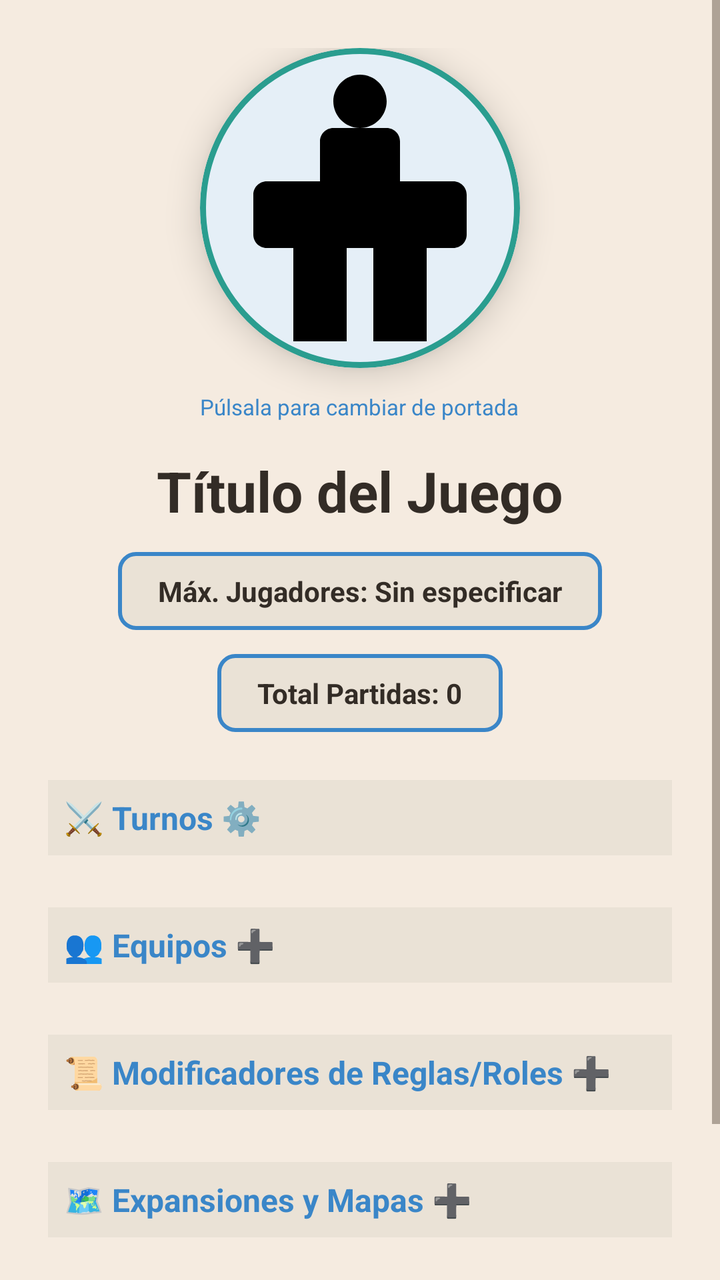
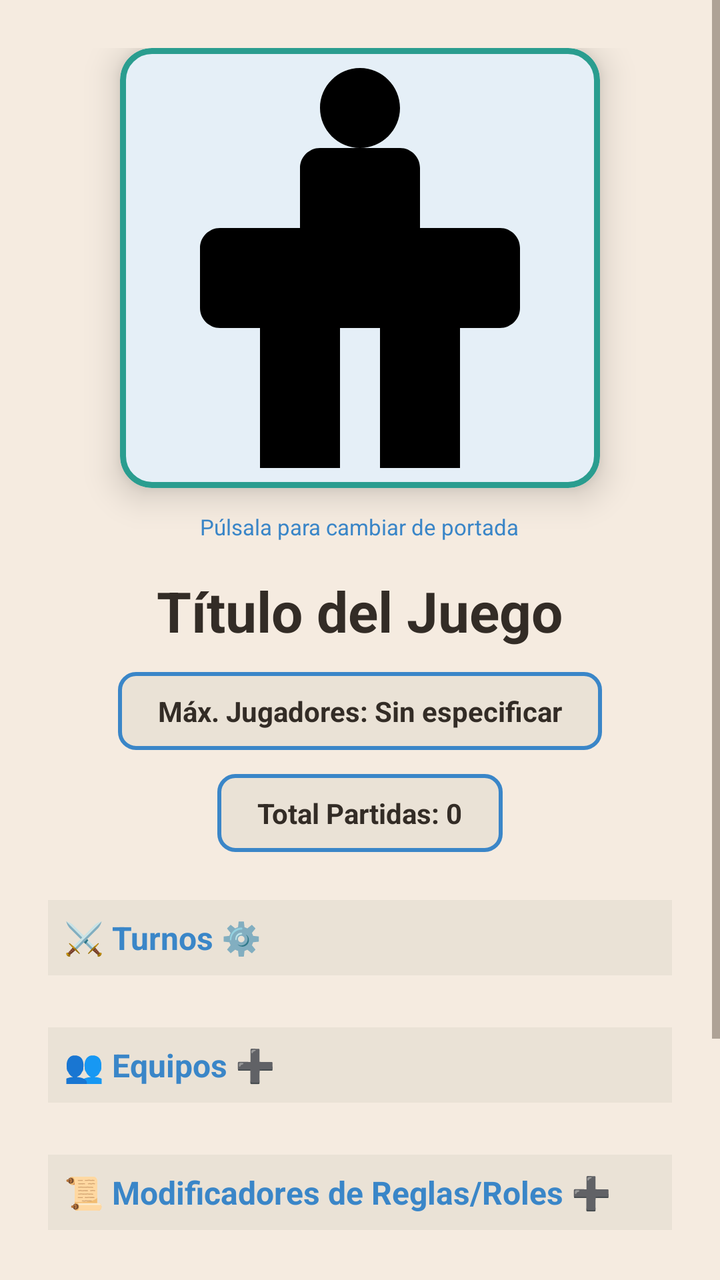

Screens rendered from an Android XML layout before and after an edit, with the pre-edit source and the edit as a unified diff.
<!-- AndroidManifest.xml: application theme Theme.MeepleForce -->
<!-- res/layout/fragment_game_detail.xml -->
<?xml version="1.0" encoding="utf-8"?>
<ScrollView xmlns:android="http://schemas.android.com/apk/res/android"
    xmlns:app="http://schemas.android.com/apk/res-auto"
    android:layout_width="match_parent"
    android:layout_height="match_parent"
    android:fillViewport="true"
    android:overScrollMode="never">

    <LinearLayout
        android:layout_width="match_parent"
        android:layout_height="wrap_content"
        android:orientation="vertical"
        android:padding="24dp"
        android:background="?attr/android:windowBackground"
        android:gravity="center_horizontal">

        
        <com.google.android.material.card.MaterialCardView
            android:layout_width="160dp"
            android:layout_height="160dp"
            app:cardCornerRadius="80dp"
            app:cardElevation="10dp"
            app:strokeWidth="3dp"
            app:strokeColor="?attr/colorSecondary"
            android:layout_marginBottom="12dp"
            android:clickable="true"
            android:focusable="true"
            android:foreground="?android:attr/selectableItemBackground">

            <ImageView
                android:id="@+id/ivGameDetailImage"
                android:layout_width="match_parent"
                android:layout_height="match_parent"
                android:scaleType="centerCrop"
                android:src="@drawable/ic_meeple"
                app:tint="?attr/colorPrimary"
                app:tintMode="multiply"/>
        </com.google.android.material.card.MaterialCardView>

        <TextView
            android:layout_width="wrap_content"
            android:layout_height="wrap_content"
            android:text="Púlsala para cambiar de portada"
            android:textSize="11sp"
            android:textColor="?attr/colorPrimary"
            android:layout_marginBottom="16dp"/>

        <TextView
            android:id="@+id/tvGameTitleDetail"
            android:layout_width="wrap_content"
            android:layout_height="wrap_content"
            android:text="Título del Juego"
            android:textSize="28sp"
            android:textStyle="bold"
            android:textColor="?attr/colorOnSurface"
            android:layout_marginBottom="12dp"
            android:textAlignment="center"/>

        
        <TextView
            android:id="@+id/tvMaxPlayersDetail"
            android:layout_width="wrap_content"
            android:layout_height="wrap_content"
            android:text="Máx. Jugadores: Sin especificar"
            android:textSize="14sp"
            android:textStyle="bold"
            android:textColor="?attr/colorOnSurface"
            android:background="@drawable/bg_board_game_token"
            android:paddingHorizontal="20dp"
            android:paddingVertical="10dp"
            android:layout_marginBottom="12dp"
            android:clickable="true"
            android:focusable="true"
            android:foreground="?android:attr/selectableItemBackground"/>

        <TextView
            android:id="@+id/tvTotalMatchesDetail"
            android:layout_width="wrap_content"
            android:layout_height="wrap_content"
            android:text="Total Partidas: 0"
            android:textSize="14sp"
            android:textStyle="bold"
            android:textColor="?attr/colorOnSurface"
            android:background="@drawable/bg_board_game_token"
            android:paddingHorizontal="20dp"
            android:paddingVertical="10dp"
            android:layout_marginBottom="24dp"/>

        
        <LinearLayout
            android:layout_width="match_parent"
            android:layout_height="wrap_content"
            android:orientation="vertical"
            android:layout_marginBottom="20dp">

            <TextView
                android:id="@+id/tvTurnsHeader"
                android:layout_width="match_parent"
                android:layout_height="wrap_content"
                android:text="⚔️ Turnos ⚙️"
                android:textSize="16sp"
                android:textStyle="bold"
                android:textColor="?attr/colorPrimary"
                android:padding="8dp"
                android:background="?attr/colorSurfaceVariant"
                android:clickable="true"
                android:focusable="true"
                android:foreground="?android:attr/selectableItemBackground"
                android:layout_marginBottom="6dp"/>

            <LinearLayout
                android:id="@+id/llTurnsContainer"
                android:layout_width="match_parent"
                android:layout_height="wrap_content"
                android:orientation="vertical"
                android:paddingStart="8dp"/>
        </LinearLayout>

        
        <LinearLayout
            android:layout_width="match_parent"
            android:layout_height="wrap_content"
            android:orientation="vertical"
            android:layout_marginBottom="20dp">

            <TextView
                android:id="@+id/tvTeamsHeader"
                android:layout_width="match_parent"
                android:layout_height="wrap_content"
                android:text="👥 Equipos ➕"
                android:textSize="16sp"
                android:textStyle="bold"
                android:textColor="?attr/colorPrimary"
                android:padding="8dp"
                android:background="?attr/colorSurfaceVariant"
                android:clickable="true"
                android:focusable="true"
                android:foreground="?android:attr/selectableItemBackground"
                android:layout_marginBottom="6dp"/>

            <LinearLayout
                android:id="@+id/llTeamsContainer"
                android:layout_width="match_parent"
                android:layout_height="wrap_content"
                android:orientation="vertical"
                android:paddingStart="8dp"/>
        </LinearLayout>

        
        <LinearLayout
            android:layout_width="match_parent"
            android:layout_height="wrap_content"
            android:orientation="vertical"
            android:layout_marginBottom="20dp">

            <TextView
                android:id="@+id/tvRulesHeader"
                android:layout_width="match_parent"
                android:layout_height="wrap_content"
                android:text="📜 Modificadores de Reglas/Roles ➕"
                android:textSize="16sp"
                android:textStyle="bold"
                android:textColor="?attr/colorPrimary"
                android:padding="8dp"
                android:background="?attr/colorSurfaceVariant"
                android:clickable="true"
                android:focusable="true"
                android:foreground="?android:attr/selectableItemBackground"
                android:layout_marginBottom="6dp"/>

            <LinearLayout
                android:id="@+id/llRulesContainer"
                android:layout_width="match_parent"
                android:layout_height="wrap_content"
                android:orientation="vertical"
                android:paddingStart="8dp"/>
        </LinearLayout>

        
        <LinearLayout
            android:layout_width="match_parent"
            android:layout_height="wrap_content"
            android:orientation="vertical"
            android:layout_marginBottom="16dp">

            <TextView
                android:id="@+id/tvExpansionsHeader"
                android:layout_width="match_parent"
                android:layout_height="wrap_content"
                android:text="🗺️ Expansiones y Mapas ➕"
                android:textSize="16sp"
                android:textStyle="bold"
                android:textColor="?attr/colorPrimary"
                android:padding="8dp"
                android:background="?attr/colorSurfaceVariant"
                android:clickable="true"
                android:focusable="true"
                android:foreground="?android:attr/selectableItemBackground"
                android:layout_marginBottom="6dp"/>

            <LinearLayout
                android:id="@+id/llExpansionsContainer"
                android:layout_width="match_parent"
                android:layout_height="wrap_content"
                android:orientation="vertical"
                android:paddingStart="8dp"/>
        </LinearLayout>

        <Button
            android:id="@+id/btnDeleteGame"
            style="@style/Widget.Material3.Button.TextButton"
            android:layout_width="match_parent"
            android:layout_height="wrap_content"
            android:text="ELIMINAR JUEGO"
            android:textColor="@color/meeple_red_light"
            android:layout_marginTop="16dp"/>

    </LinearLayout>
</ScrollView>
<!-- resources referenced by this layout -->
<resources>
  <color name="meeple_red_light">#E63946</color>
  <!-- drawable bg_board_game_token (drawable) -->
  <?xml version="1.0" encoding="utf-8"?>
  <shape xmlns:android="http://schemas.android.com/apk/res/android"
      android:shape="rectangle">
      
      <solid android:color="?attr/colorSurfaceVariant" />
  
      
      <corners android:radius="8dp" />
  
      
      <stroke
          android:width="2dp"
          android:color="?attr/colorPrimary" />
  </shape>
  <!-- drawable ic_meeple (drawable) -->
  <vector xmlns:android="http://schemas.android.com/apk/res/android"
      android:width="24dp"
      android:height="24dp"
      android:viewportWidth="24"
      android:viewportHeight="24">
      <path
          android:fillColor="#FF000000"
          android:pathData="M12,2c-1.1,0 -2,0.9 -2,2s0.9,2 2,2s2,-0.9 2,-2S13.1,2 12,2zM19,10h-4v-3c0,-0.55 -0.45,-1 -1,-1h-4c-0.55,0 -1,0.45 -1,1v3L5,10c-0.55,0 -1,0.45 -1,1v3c0,0.55 0.45,1 1,1h2v7h4v-7h2v7h4v-7h2c0.55,0 1,-0.45 1,-1v-3C20,10.45 19.55,10 19,10z" />
  </vector>
  <style name="Theme.MeepleForce" parent="Theme.Material3.DayNight.NoActionBar">
          
          <item name="colorPrimary">@color/meeple_blue_light</item>
          <item name="colorOnPrimary">@color/white</item>
          <item name="colorSecondary">@color/meeple_green_light</item>
          <item name="colorOnSecondary">@color/white</item>
  
          <item name="android:windowBackground">@color/wood_light</item>
  
          
          <item name="colorSurface">@color/card_bg_light</item>
          <item name="colorOnSurface">@color/text_main_light</item>
          <item name="colorSurfaceVariant">@color/surface_variant_light</item>
          <item name="colorOnSurfaceVariant">@color/text_secondary_light</item>
  
          
          <item name="android:textColorPrimary">@color/text_main_light</item>
          <item name="android:textColorSecondary">@color/text_secondary_light</item>
  
          
          <item name="cardViewStyle">@style/Widget.MeepleForce.CardView</item>
      </style>
  <color name="meeple_blue_light">#3A86C8</color>
  <color name="white">#FFFFFFFF</color>
  <color name="meeple_green_light">#2A9D8F</color>
  <color name="wood_light">#F5EBE0</color>
  <color name="card_bg_light">#FFFFFF</color>
  <color name="text_main_light">#332C26</color>
  <color name="surface_variant_light">#EAE2D6</color>
  <color name="text_secondary_light">#6D5F52</color>
  <style name="Widget.MeepleForce.CardView" parent="Widget.Material3.CardView.Elevated">
          <item name="cardBackgroundColor">@color/card_bg_light</item>
          <item name="cardElevation">4dp</item>
          <item name="cardCornerRadius">16dp</item> 
      </style>
</resources>

<!-- the commit's change to res/layout/fragment_game_detail.xml (unified diff, before → after) -->
@@ -16,9 +16,9 @@
 
         
         <com.google.android.material.card.MaterialCardView
-            android:layout_width="160dp"
-            android:layout_height="160dp"
-            app:cardCornerRadius="80dp"
+            android:layout_width="240dp"
+            android:layout_height="220dp"
+            app:cardCornerRadius="16dp"
             app:cardElevation="10dp"
             app:strokeWidth="3dp"
             app:strokeColor="?attr/colorSecondary"
@@ -32,9 +32,7 @@
                 android:layout_width="match_parent"
                 android:layout_height="match_parent"
                 android:scaleType="centerCrop"
-                android:src="@drawable/ic_meeple"
-                app:tint="?attr/colorPrimary"
-                app:tintMode="multiply"/>
+                android:src="@drawable/ic_meeple"/>
         </com.google.android.material.card.MaterialCardView>
 
         <TextView
